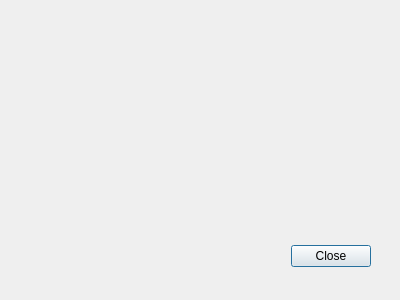
NCAR/HCR_instrument, file src/hcrgui/FireflydDetails.ui: the form before one commit.
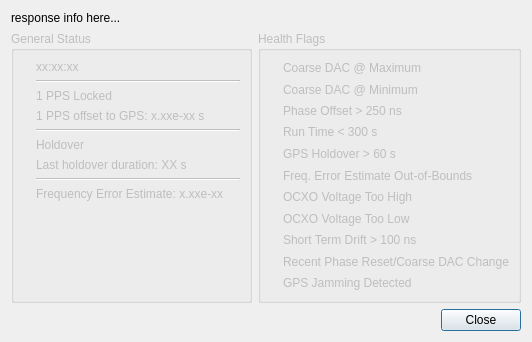
The form after the commit. Icons and pictures are not drawn.

Commit message: Improved and made consistent the handling of daemon responsiveness in the global status lights and in the per-daemon details widgets.

```diff
--- a/src/hcrgui/FireflydDetails.ui
+++ b/src/hcrgui/FireflydDetails.ui
@@ -6,29 +6,549 @@
    <rect>
     <x>0</x>
     <y>0</y>
-    <width>400</width>
-    <height>300</height>
+    <width>532</width>
+    <height>342</height>
    </rect>
   </property>
   <property name="windowTitle">
    <string>FireFly-IIA Status</string>
   </property>
-  <widget class="QDialogButtonBox" name="buttonBox">
-   <property name="geometry">
-    <rect>
-     <x>30</x>
-     <y>240</y>
-     <width>341</width>
-     <height>32</height>
-    </rect>
-   </property>
-   <property name="orientation">
-    <enum>Qt::Horizontal</enum>
-   </property>
-   <property name="standardButtons">
-    <set>QDialogButtonBox::Close</set>
-   </property>
-  </widget>
+  <layout class="QGridLayout" name="gridLayout">
+   <item row="2" column="0" colspan="2">
+    <widget class="QDialogButtonBox" name="buttonBox">
+     <property name="orientation">
+      <enum>Qt::Horizontal</enum>
+     </property>
+     <property name="standardButtons">
+      <set>QDialogButtonBox::Close</set>
+     </property>
+    </widget>
+   </item>
+   <item row="1" column="0" colspan="2">
+    <widget class="QFrame" name="statusFrame">
+     <property name="enabled">
+      <bool>false</bool>
+     </property>
+     <property name="frameShape">
+      <enum>QFrame::NoFrame</enum>
+     </property>
+     <property name="frameShadow">
+      <enum>QFrame::Raised</enum>
+     </property>
+     <layout class="QHBoxLayout" name="horizontalLayout">
+      <property name="margin">
+       <number>0</number>
+      </property>
+      <item>
+       <widget class="QGroupBox" name="generalStatusBox">
+        <property name="title">
+         <string>General Status</string>
+        </property>
+        <layout class="QGridLayout" name="gridLayout_3">
+         <item row="2" column="0">
+          <widget class="QLabel" name="locked1PpsIcon">
+           <property name="sizePolicy">
+            <sizepolicy hsizetype="Minimum" vsizetype="Preferred">
+             <horstretch>0</horstretch>
+             <verstretch>0</verstretch>
+            </sizepolicy>
+           </property>
+           <property name="text">
+            <string/>
+           </property>
+           <property name="pixmap">
+            <pixmap resource="HcrGuiMainWindow.qrc">:/greenLED_off.png</pixmap>
+           </property>
+          </widget>
+         </item>
+         <item row="2" column="1">
+          <widget class="QLabel" name="locked1PpsLabel">
+           <property name="sizePolicy">
+            <sizepolicy hsizetype="MinimumExpanding" vsizetype="Preferred">
+             <horstretch>0</horstretch>
+             <verstretch>0</verstretch>
+            </sizepolicy>
+           </property>
+           <property name="text">
+            <string>1 PPS Locked</string>
+           </property>
+          </widget>
+         </item>
+         <item row="5" column="0">
+          <widget class="QLabel" name="holdoverIcon">
+           <property name="sizePolicy">
+            <sizepolicy hsizetype="Minimum" vsizetype="Preferred">
+             <horstretch>0</horstretch>
+             <verstretch>0</verstretch>
+            </sizepolicy>
+           </property>
+           <property name="text">
+            <string/>
+           </property>
+           <property name="pixmap">
+            <pixmap resource="HcrGuiMainWindow.qrc">:/greenLED_off.png</pixmap>
+           </property>
+          </widget>
+         </item>
+         <item row="5" column="1">
+          <widget class="QLabel" name="holdoverLabel">
+           <property name="sizePolicy">
+            <sizepolicy hsizetype="MinimumExpanding" vsizetype="Preferred">
+             <horstretch>0</horstretch>
+             <verstretch>0</verstretch>
+            </sizepolicy>
+           </property>
+           <property name="text">
+            <string>Holdover</string>
+           </property>
+          </widget>
+         </item>
+         <item row="6" column="1">
+          <widget class="QLabel" name="lastHoldoverTimeLabel">
+           <property name="sizePolicy">
+            <sizepolicy hsizetype="MinimumExpanding" vsizetype="Preferred">
+             <horstretch>0</horstretch>
+             <verstretch>0</verstretch>
+            </sizepolicy>
+           </property>
+           <property name="text">
+            <string>Last holdover duration: XX s</string>
+           </property>
+          </widget>
+         </item>
+         <item row="3" column="1">
+          <widget class="QLabel" name="timeDiff1PpsLabel">
+           <property name="sizePolicy">
+            <sizepolicy hsizetype="MinimumExpanding" vsizetype="Preferred">
+             <horstretch>0</horstretch>
+             <verstretch>0</verstretch>
+            </sizepolicy>
+           </property>
+           <property name="text">
+            <string>1 PPS offset to GPS: x.xxe-xx s</string>
+           </property>
+          </widget>
+         </item>
+         <item row="0" column="1">
+          <widget class="QLabel" name="statusTimeLabel">
+           <property name="text">
+            <string>xx:xx:xx</string>
+           </property>
+          </widget>
+         </item>
+         <item row="1" column="1">
+          <widget class="Line" name="line">
+           <property name="sizePolicy">
+            <sizepolicy hsizetype="MinimumExpanding" vsizetype="Fixed">
+             <horstretch>0</horstretch>
+             <verstretch>0</verstretch>
+            </sizepolicy>
+           </property>
+           <property name="orientation">
+            <enum>Qt::Horizontal</enum>
+           </property>
+          </widget>
+         </item>
+         <item row="4" column="1">
+          <widget class="Line" name="line_2">
+           <property name="sizePolicy">
+            <sizepolicy hsizetype="MinimumExpanding" vsizetype="Fixed">
+             <horstretch>0</horstretch>
+             <verstretch>0</verstretch>
+            </sizepolicy>
+           </property>
+           <property name="orientation">
+            <enum>Qt::Horizontal</enum>
+           </property>
+          </widget>
+         </item>
+         <item row="7" column="1">
+          <widget class="Line" name="line_3">
+           <property name="sizePolicy">
+            <sizepolicy hsizetype="MinimumExpanding" vsizetype="Fixed">
+             <horstretch>0</horstretch>
+             <verstretch>0</verstretch>
+            </sizepolicy>
+           </property>
+           <property name="orientation">
+            <enum>Qt::Horizontal</enum>
+           </property>
+          </widget>
+         </item>
+         <item row="8" column="1">
+          <widget class="QLabel" name="freqErrorLabel">
+           <property name="sizePolicy">
+            <sizepolicy hsizetype="MinimumExpanding" vsizetype="Preferred">
+             <horstretch>0</horstretch>
+             <verstretch>0</verstretch>
+            </sizepolicy>
+           </property>
+           <property name="text">
+            <string>Frequency Error Estimate: x.xxe-xx</string>
+           </property>
+          </widget>
+         </item>
+         <item row="9" column="1">
+          <spacer name="verticalSpacer">
+           <property name="orientation">
+            <enum>Qt::Vertical</enum>
+           </property>
+           <property name="sizeHint" stdset="0">
+            <size>
+             <width>20</width>
+             <height>40</height>
+            </size>
+           </property>
+          </spacer>
+         </item>
+        </layout>
+       </widget>
+      </item>
+      <item>
+       <widget class="QGroupBox" name="healthFlagsBox">
+        <property name="title">
+         <string>Health Flags</string>
+        </property>
+        <layout class="QGridLayout" name="gridLayout_2">
+         <item row="0" column="0">
+          <widget class="QLabel" name="coarseDacAtMaxIcon">
+           <property name="sizePolicy">
+            <sizepolicy hsizetype="Minimum" vsizetype="Preferred">
+             <horstretch>0</horstretch>
+             <verstretch>0</verstretch>
+            </sizepolicy>
+           </property>
+           <property name="text">
+            <string/>
+           </property>
+           <property name="pixmap">
+            <pixmap resource="HcrGuiMainWindow.qrc">:/greenLED_off.png</pixmap>
+           </property>
+          </widget>
+         </item>
+         <item row="1" column="0">
+          <widget class="QLabel" name="coarseDacAtMinIcon">
+           <property name="sizePolicy">
+            <sizepolicy hsizetype="Minimum" vsizetype="Preferred">
+             <horstretch>0</horstretch>
+             <verstretch>0</verstretch>
+            </sizepolicy>
+           </property>
+           <property name="text">
+            <string/>
+           </property>
+           <property name="pixmap">
+            <pixmap resource="HcrGuiMainWindow.qrc">:/greenLED_off.png</pixmap>
+           </property>
+          </widget>
+         </item>
+         <item row="2" column="0">
+          <widget class="QLabel" name="largePhaseOffsetIcon">
+           <property name="sizePolicy">
+            <sizepolicy hsizetype="Minimum" vsizetype="Preferred">
+             <horstretch>0</horstretch>
+             <verstretch>0</verstretch>
+            </sizepolicy>
+           </property>
+           <property name="text">
+            <string/>
+           </property>
+           <property name="pixmap">
+            <pixmap resource="HcrGuiMainWindow.qrc">:/greenLED_off.png</pixmap>
+           </property>
+          </widget>
+         </item>
+         <item row="3" column="0">
+          <widget class="QLabel" name="runTimeIcon">
+           <property name="sizePolicy">
+            <sizepolicy hsizetype="Minimum" vsizetype="Preferred">
+             <horstretch>0</horstretch>
+             <verstretch>0</verstretch>
+            </sizepolicy>
+           </property>
+           <property name="text">
+            <string/>
+           </property>
+           <property name="pixmap">
+            <pixmap resource="HcrGuiMainWindow.qrc">:/greenLED_off.png</pixmap>
+           </property>
+          </widget>
+         </item>
+         <item row="4" column="0">
+          <widget class="QLabel" name="longHoldoverIcon">
+           <property name="sizePolicy">
+            <sizepolicy hsizetype="Minimum" vsizetype="Preferred">
+             <horstretch>0</horstretch>
+             <verstretch>0</verstretch>
+            </sizepolicy>
+           </property>
+           <property name="text">
+            <string/>
+           </property>
+           <property name="pixmap">
+            <pixmap resource="HcrGuiMainWindow.qrc">:/greenLED_off.png</pixmap>
+           </property>
+          </widget>
+         </item>
+         <item row="5" column="0">
+          <widget class="QLabel" name="feeOutOfBoundsIcon">
+           <property name="sizePolicy">
+            <sizepolicy hsizetype="Minimum" vsizetype="Preferred">
+             <horstretch>0</horstretch>
+             <verstretch>0</verstretch>
+            </sizepolicy>
+           </property>
+           <property name="text">
+            <string/>
+           </property>
+           <property name="pixmap">
+            <pixmap resource="HcrGuiMainWindow.qrc">:/greenLED_off.png</pixmap>
+           </property>
+          </widget>
+         </item>
+         <item row="6" column="0">
+          <widget class="QLabel" name="highOcxoVoltageIcon">
+           <property name="sizePolicy">
+            <sizepolicy hsizetype="Minimum" vsizetype="Preferred">
+             <horstretch>0</horstretch>
+             <verstretch>0</verstretch>
+            </sizepolicy>
+           </property>
+           <property name="text">
+            <string/>
+           </property>
+           <property name="pixmap">
+            <pixmap resource="HcrGuiMainWindow.qrc">:/greenLED_off.png</pixmap>
+           </property>
+          </widget>
+         </item>
+         <item row="7" column="0">
+          <widget class="QLabel" name="lowOcxoVoltageIcon">
+           <property name="sizePolicy">
+            <sizepolicy hsizetype="Minimum" vsizetype="Preferred">
+             <horstretch>0</horstretch>
+             <verstretch>0</verstretch>
+            </sizepolicy>
+           </property>
+           <property name="text">
+            <string/>
+           </property>
+           <property name="pixmap">
+            <pixmap resource="HcrGuiMainWindow.qrc">:/greenLED_off.png</pixmap>
+           </property>
+          </widget>
+         </item>
+         <item row="8" column="0">
+          <widget class="QLabel" name="shortTermDriftIcon">
+           <property name="sizePolicy">
+            <sizepolicy hsizetype="Minimum" vsizetype="Preferred">
+             <horstretch>0</horstretch>
+             <verstretch>0</verstretch>
+            </sizepolicy>
+           </property>
+           <property name="text">
+            <string/>
+           </property>
+           <property name="pixmap">
+            <pixmap resource="HcrGuiMainWindow.qrc">:/greenLED_off.png</pixmap>
+           </property>
+          </widget>
+         </item>
+         <item row="9" column="0">
+          <widget class="QLabel" name="phaseResetCoarseDacIcon">
+           <property name="sizePolicy">
+            <sizepolicy hsizetype="Minimum" vsizetype="Preferred">
+             <horstretch>0</horstretch>
+             <verstretch>0</verstretch>
+            </sizepolicy>
+           </property>
+           <property name="text">
+            <string/>
+           </property>
+           <property name="pixmap">
+            <pixmap resource="HcrGuiMainWindow.qrc">:/greenLED_off.png</pixmap>
+           </property>
+          </widget>
+         </item>
+         <item row="10" column="0">
+          <widget class="QLabel" name="gpsJammingIcon">
+           <property name="sizePolicy">
+            <sizepolicy hsizetype="Minimum" vsizetype="Preferred">
+             <horstretch>0</horstretch>
+             <verstretch>0</verstretch>
+            </sizepolicy>
+           </property>
+           <property name="text">
+            <string/>
+           </property>
+           <property name="pixmap">
+            <pixmap resource="HcrGuiMainWindow.qrc">:/greenLED_off.png</pixmap>
+           </property>
+          </widget>
+         </item>
+         <item row="0" column="1">
+          <widget class="QLabel" name="coarseDacAtMaxLabel">
+           <property name="sizePolicy">
+            <sizepolicy hsizetype="MinimumExpanding" vsizetype="Preferred">
+             <horstretch>0</horstretch>
+             <verstretch>0</verstretch>
+            </sizepolicy>
+           </property>
+           <property name="text">
+            <string>Coarse DAC @ Maximum</string>
+           </property>
+          </widget>
+         </item>
+         <item row="1" column="1">
+          <widget class="QLabel" name="coarseDacAtMinLabel">
+           <property name="sizePolicy">
+            <sizepolicy hsizetype="MinimumExpanding" vsizetype="Preferred">
+             <horstretch>0</horstretch>
+             <verstretch>0</verstretch>
+            </sizepolicy>
+           </property>
+           <property name="text">
+            <string>Coarse DAC @ Minimum</string>
+           </property>
+          </widget>
+         </item>
+         <item row="2" column="1">
+          <widget class="QLabel" name="largePhaseOffsetLabel">
+           <property name="sizePolicy">
+            <sizepolicy hsizetype="MinimumExpanding" vsizetype="Preferred">
+             <horstretch>0</horstretch>
+             <verstretch>0</verstretch>
+            </sizepolicy>
+           </property>
+           <property name="text">
+            <string>Phase Offset &gt; 250 ns</string>
+           </property>
+          </widget>
+         </item>
+         <item row="3" column="1">
+          <widget class="QLabel" name="runTimeLabel">
+           <property name="sizePolicy">
+            <sizepolicy hsizetype="MinimumExpanding" vsizetype="Preferred">
+             <horstretch>0</horstretch>
+             <verstretch>0</verstretch>
+            </sizepolicy>
+           </property>
+           <property name="text">
+            <string>Run Time &lt; 300 s</string>
+           </property>
+          </widget>
+         </item>
+         <item row="4" column="1">
+          <widget class="QLabel" name="longHoldoverLabel">
+           <property name="sizePolicy">
+            <sizepolicy hsizetype="MinimumExpanding" vsizetype="Preferred">
+             <horstretch>0</horstretch>
+             <verstretch>0</verstretch>
+            </sizepolicy>
+           </property>
+           <property name="text">
+            <string>GPS Holdover &gt; 60 s</string>
+           </property>
+          </widget>
+         </item>
+         <item row="5" column="1">
+          <widget class="QLabel" name="feeOutOfBoundsLabel">
+           <property name="sizePolicy">
+            <sizepolicy hsizetype="MinimumExpanding" vsizetype="Preferred">
+             <horstretch>0</horstretch>
+             <verstretch>0</verstretch>
+            </sizepolicy>
+           </property>
+           <property name="text">
+            <string>Freq. Error Estimate Out-of-Bounds</string>
+           </property>
+          </widget>
+         </item>
+         <item row="6" column="1">
+          <widget class="QLabel" name="highOcxoVoltageLabel">
+           <property name="sizePolicy">
+            <sizepolicy hsizetype="MinimumExpanding" vsizetype="Preferred">
+             <horstretch>0</horstretch>
+             <verstretch>0</verstretch>
+            </sizepolicy>
+           </property>
+           <property name="text">
+            <string>OCXO Voltage Too High</string>
+           </property>
+          </widget>
+         </item>
+         <item row="7" column="1">
+          <widget class="QLabel" name="lowOcxoVoltageLabel">
+           <property name="sizePolicy">
+            <sizepolicy hsizetype="MinimumExpanding" vsizetype="Preferred">
+             <horstretch>0</horstretch>
+             <verstretch>0</verstretch>
+            </sizepolicy>
+           </property>
+           <property name="text">
+            <string>OCXO Voltage Too Low</string>
+           </property>
+          </widget>
+         </item>
+         <item row="8" column="1">
+          <widget class="QLabel" name="shortTermDriftLabel">
+           <property name="sizePolicy">
+            <sizepolicy hsizetype="MinimumExpanding" vsizetype="Preferred">
+             <horstretch>0</horstretch>
+             <verstretch>0</verstretch>
+            </sizepolicy>
+           </property>
+           <property name="text">
+            <string>Short Term Drift &gt; 100 ns</string>
+           </property>
+          </widget>
+         </item>
+         <item row="9" column="1">
+          <widget class="QLabel" name="phaseResetCoarseDacLabel">
+           <property name="sizePolicy">
+            <sizepolicy hsizetype="MinimumExpanding" vsizetype="Preferred">
+             <horstretch>0</horstretch>
+             <verstretch>0</verstretch>
+            </sizepolicy>
+           </property>
+           <property name="text">
+            <string>Recent Phase Reset/Coarse DAC Change</string>
+           </property>
+          </widget>
+         </item>
+         <item row="10" column="1">
+          <widget class="QLabel" name="gpsJammingLabel">
+           <property name="sizePolicy">
+            <sizepolicy hsizetype="MinimumExpanding" vsizetype="Preferred">
+             <horstretch>0</horstretch>
+             <verstretch>0</verstretch>
+            </sizepolicy>
+           </property>
+           <property name="text">
+            <string>GPS Jamming Detected</string>
+           </property>
+          </widget>
+         </item>
+        </layout>
+       </widget>
+      </item>
+     </layout>
+    </widget>
+   </item>
+   <item row="0" column="0">
+    <widget class="QLabel" name="respondingLabel">
+     <property name="sizePolicy">
+      <sizepolicy hsizetype="MinimumExpanding" vsizetype="Preferred">
+       <horstretch>0</horstretch>
+       <verstretch>0</verstretch>
+      </sizepolicy>
+     </property>
+     <property name="text">
+      <string>response info here...</string>
+     </property>
+    </widget>
+   </item>
+  </layout>
  </widget>
  <resources/>
  <connections>
```
Left out of the diff: 4 changed lines with no effect on the pictures. The commit also changes 18 other files.
